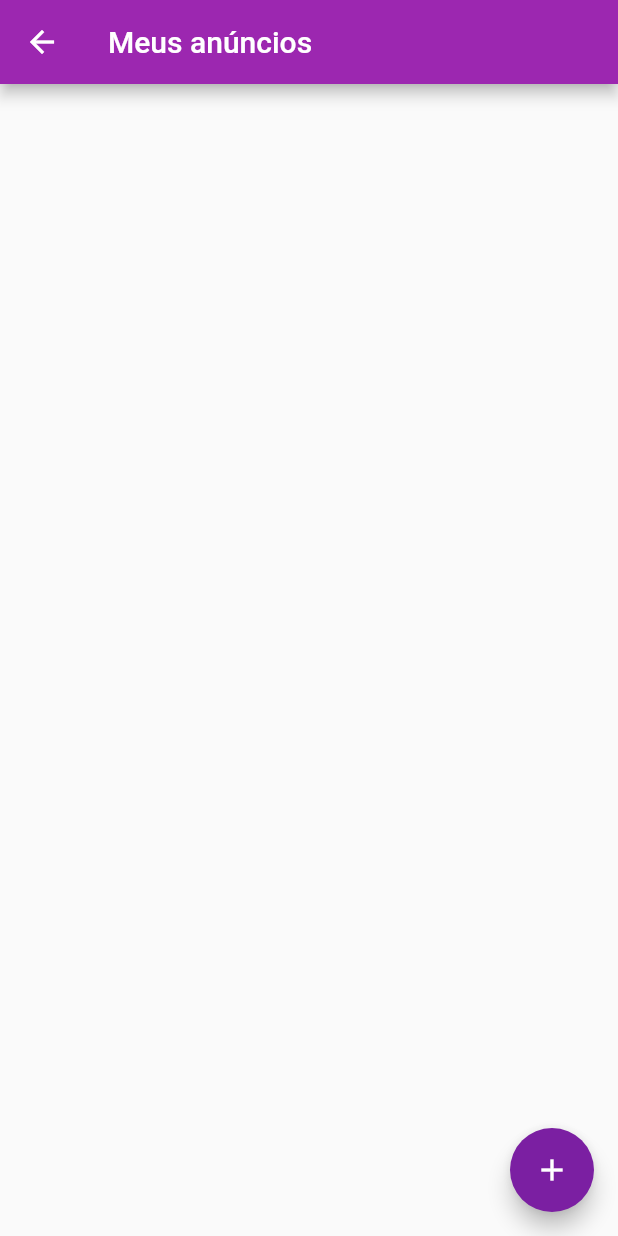
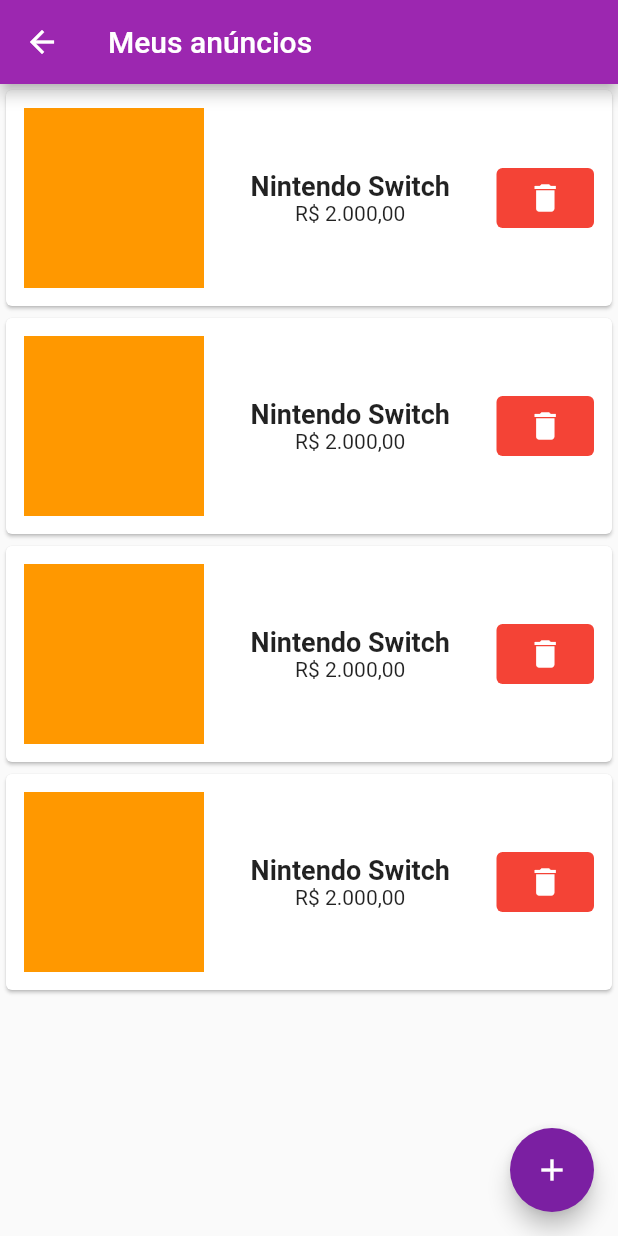
Before and after one commit to davidkalil10/OLX, a Flutter app: the MeusAnuncios screen opened by its route, on a phone screen of 412 x 824 dp. Run offline on Flutter 3.47's test engine with Material 2 defaults, Android fonts, the phone set to English and light mode, and no system bars; our stand-ins replace brasil_fields, cloud_firestore, firebase_auth, firebase_core, firebase_storage, image_picker; missing offline and left inert: validadores; accounts and stored records are empty.

Commit message:
criando item anuncio wm widget personalizado

```diff
--- a/lib/views/MeusAnuncios.dart
+++ b/lib/views/MeusAnuncios.dart
@@ -1,4 +1,5 @@
 import 'package:flutter/material.dart';
+import 'package:olx/views/widgets/ItemAnuncio.dart';
 
 class MeusAnuncios extends StatefulWidget {
   @override
@@ -19,7 +20,12 @@ class _MeusAnunciosState extends State<MeusAnuncios> {
           Navigator.pushNamed(context, "/novo-anuncio");
         },
       ),
-      body: Container(),
+      body: ListView.builder(
+        itemCount: 4,
+          itemBuilder: (_,indice){
+          return ItemAnuncio();
+          }
+      ),
     );
   }
 }
--- a/lib/views/NovoAnuncio.dart
+++ b/lib/views/NovoAnuncio.dart
@@ -80,7 +80,7 @@ class _NovoAnuncioState extends State<NovoAnuncio> {
         //Fechar a dialog
         Navigator.pop(_dialogContext);
         //Redirecionar para a tela meus anuncios
-        Navigator.pushReplacementNamed(context, "/meus-anuncios");
+        Navigator.pop(context);
     }
     );
   }
--- /dev/null
+++ b/lib/views/widgets/ItemAnuncio.dart
@@ -0,0 +1,57 @@
+import 'package:flutter/cupertino.dart';
+import 'package:flutter/material.dart';
+
+class ItemAnuncio extends StatelessWidget {
+  @override
+  Widget build(BuildContext context) {
+    return GestureDetector(
+      onTap: (){},
+      child: Card(
+        child: Padding(
+          padding: EdgeInsets.all(12),
+          child: Row(
+            children: [
+              //Imagem
+              SizedBox(
+                height: 120,
+                width: 120,
+                child: Container(color: Colors.orange,),
+              ),
+              //Título e preço
+              Expanded(
+                flex: 3,
+                child: Padding(
+                  padding: EdgeInsets.symmetric(horizontal: 20,vertical: 8),
+                  child: Column(
+                   // crossAxisAlignment: CrossAxisAlignment.start,
+                    children: [
+                        Text(
+                            "Nintendo Switch",
+                          style: TextStyle(
+                            fontSize: 18,
+                            fontWeight: FontWeight.bold
+                          ),
+                        ),
+                        Text("R\$ 2.000,00")
+                    ],
+                  ),
+                ),
+              ),
+              Expanded(
+                flex: 1,
+                child: TextButton(
+                  onPressed: (){},
+                  child: Icon(Icons.delete, color: Colors.white,),
+                  style: TextButton.styleFrom(
+                    backgroundColor: Colors.red
+                  ),
+                ),
+              )
+              //Botão remover
+            ],
+          ),
+        ),
+      ),
+    );
+  }
+}
```
